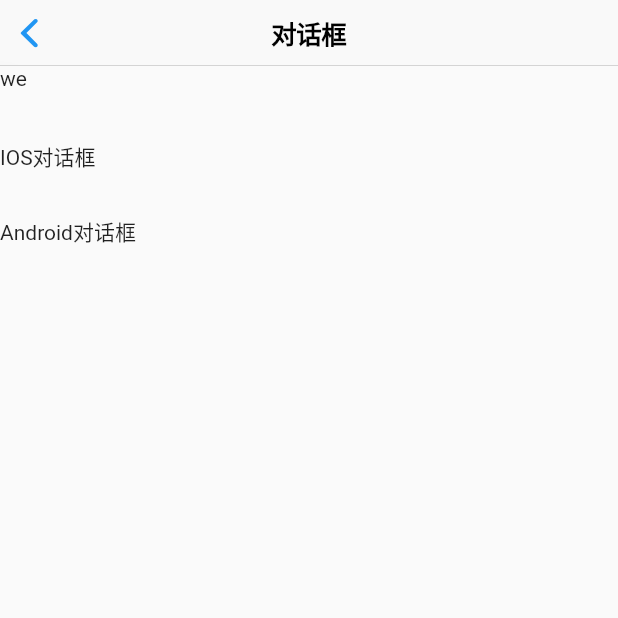
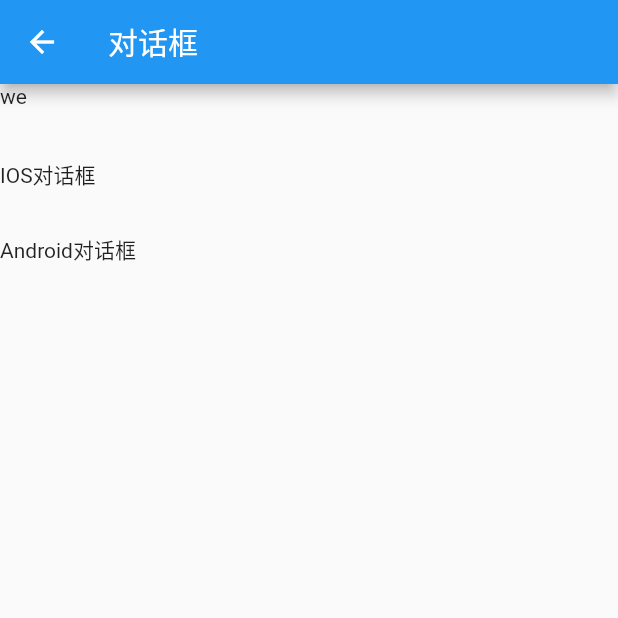
Before and after one commit to peng8350/flutterDemo, a Flutter app: the screen it shows after launch, after a tap on "对话框", on a phone screen of 412 x 824 dp, the top half of it. Run offline on Flutter 3.47's test engine with Material 2 defaults, Android fonts, the phone set to English and light mode, and no system bars; network calls fail.

```diff
--- a/lib/main.dart
+++ b/lib/main.dart
@@ -1,3 +1,4 @@
+import 'package:fluterdemo/pages/DrawerPage.dart';
 import 'package:fluterdemo/pages/TabPage.dart';
 import 'package:flutter/cupertino.dart';
 import 'package:flutter/material.dart';
@@ -23,6 +24,7 @@ class MyApp extends StatelessWidget {
         "list": (BuildContext context) => new ListPage(),
         "dialog": (BuildContext context) => new DialogPage(),
         "tab": (BuildContext context) => new TabPage(),
+        "drawer": (BuildContext context) => new DrawerPage()
       },
     );
   }
@@ -45,7 +47,8 @@ class MyHomePage extends StatelessWidget {
   final List dataList = const [
     {'title': "实现ListView添加删除更新操作", 'navigate': 'list'},
     {'title': "对话框", 'navigate': 'dialog'},
-    {'title': "Tab底部导航", 'navigate': 'tab'}
+    {'title': "Tab底部导航", 'navigate': 'tab'},
+    {'title': "Drawer+顶部Tab导航", 'navigate': 'drawer'}
   ];
 
   Widget getView(BuildContext context, int index) =>
--- a/lib/pages/Page.dart
+++ b/lib/pages/Page.dart
@@ -3,20 +3,23 @@ import 'package:flutter/material.dart';
 
 class Page extends StatelessWidget{
 
-  Widget body,right,bottom;
-  String title;
+  final Widget body,bottom,drawer,topTab;
+  final String title;
+  final List<Widget> right;
 
-  Page({this.title,this.body,this.right,this.bottom});
+  Page({this.title,this.body,this.right,this.bottom,this.drawer,this.topTab});
 
   @override
   Widget build(BuildContext context) {
     // TODO: implement build
+
     return new Scaffold(
-      appBar: new CupertinoNavigationBar(
-        middle: new Text(title),
-        trailing: this.right,
+      appBar: new AppBar(
+        title: new Text(title),
+        actions: this.right,
+        bottom: topTab,
       ),
-
+      drawer: this.drawer,
       bottomNavigationBar: this.bottom,
       body: this.body,
 
```
Also changed, not shown: lib/pages/DrawerPage.dart (added, +53 -0 lines), lib/pages/ListPage.dart (+5 -9 lines).
